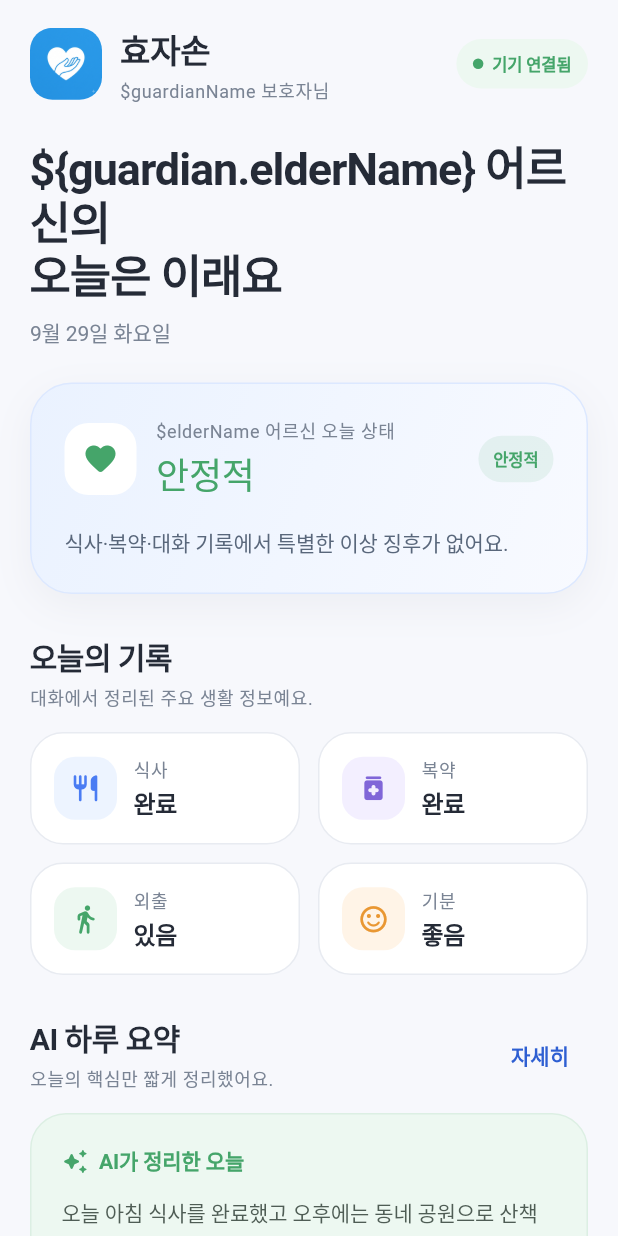
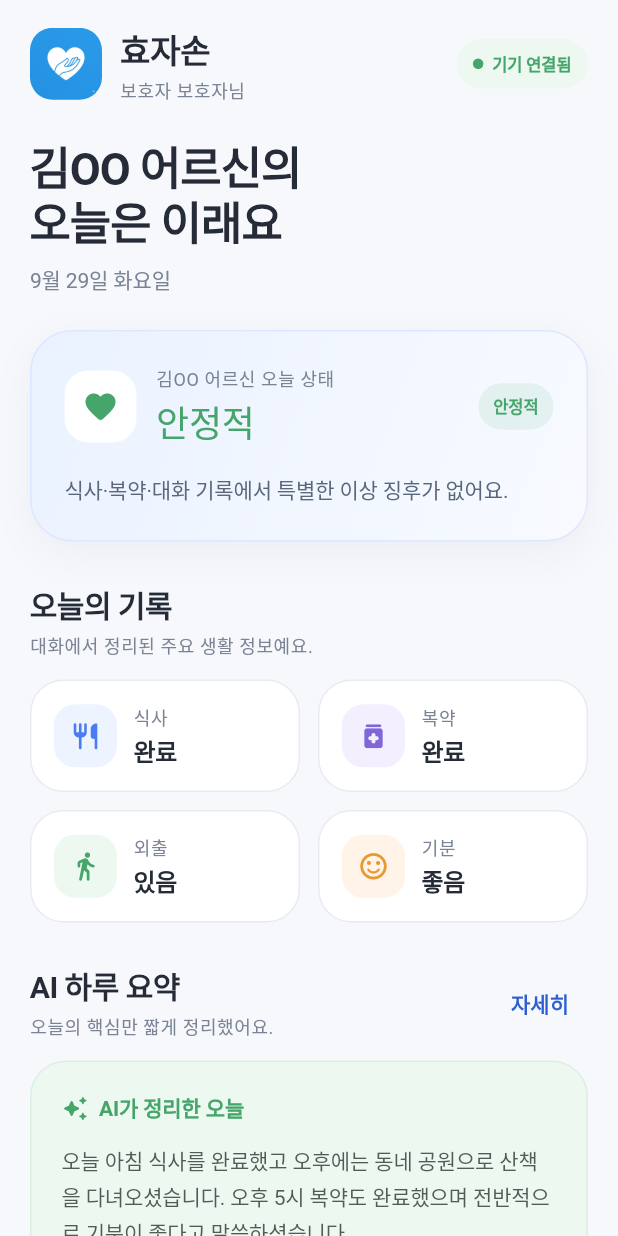
Before and after one commit to deta6033/hyojason_app, a Flutter app: the HomeScreen widget shown alone on an empty page, opened directly, on a phone screen of 412 x 824 dp. Run offline on Flutter 3.47's test engine with Material 3 defaults, Android fonts, the light colour scheme and no system bars; our stand-ins replace flutter_local_notifications, flutter_timezone, shared_preferences, timezone; accounts and stored records are empty; Roboto replaces fonts that are missing (Jalnan).

Commit message:
Fix Dart interpolation escaping

```diff
--- a/lib/screens/home_screen.dart
+++ b/lib/screens/home_screen.dart
@@ -32,7 +32,7 @@ class HomeScreen extends StatelessWidget {
             ),
             const SizedBox(height: 24),
             Text(
-              '\${guardian.elderName} 어르신의\n오늘은 이래요',
+              '${guardian.elderName} 어르신의\n오늘은 이래요',
               style: AppTheme.displayStyle,
             ),
             const SizedBox(height: 9),
@@ -188,7 +188,7 @@ class _TopBar extends StatelessWidget {
               ),
               const SizedBox(height: 2),
               Text(
-                '\$guardianName 보호자님',
+                '$guardianName 보호자님',
                 style: Theme.of(context).textTheme.bodySmall,
               ),
             ],
@@ -286,7 +286,7 @@ class _OverallStatusCard extends StatelessWidget {
                   crossAxisAlignment: CrossAxisAlignment.start,
                   children: [
                     Text(
-                      '\$elderName 어르신 오늘 상태',
+                      '$elderName 어르신 오늘 상태',
                       style: Theme.of(context).textTheme.bodySmall,
                     ),
                     const SizedBox(height: 2),
@@ -592,7 +592,7 @@ class _ConversationPreview extends StatelessWidget {
                         ),
                         const SizedBox(height: 8),
                         Text(
-                          '“\${lastMessage!.text}”',
+                          '“${lastMessage!.text}”',
                           maxLines: 2,
                           overflow: TextOverflow.ellipsis,
                           style: Theme.of(context)
@@ -657,7 +657,7 @@ class _DeviceCard extends StatelessWidget {
                 ),
                 const SizedBox(height: 4),
                 Text(
-                  '배터리 \${device.battery}% · \${device.networkName}',
+                  '배터리 ${device.battery}% · ${device.networkName}',
                   style: Theme.of(context).textTheme.bodySmall,
                 ),
               ],
@@ -670,7 +670,7 @@ class _DeviceCard extends StatelessWidget {
               borderRadius: BorderRadius.circular(999),
             ),
             child: Text(
-              '\${device.battery}%',
+              '${device.battery}%',
               style: TextStyle(
                 color: stateColor,
                 fontWeight: FontWeight.w700,
```
